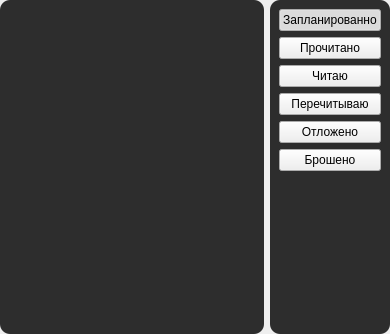
First picture: the form in data/ui/library.ui, repository brandonzorn/Nlight, before the edit.
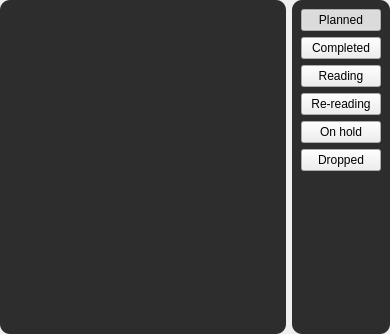
Second picture: the form after the edit.

What changed in the file:
```diff
--- a/data/ui/library.ui
+++ b/data/ui/library.ui
@@ -70,7 +70,7 @@
          <cursorShape>PointingHandCursor</cursorShape>
         </property>
         <property name="text">
-         <string>Запланированно</string>
+         <string>Planned</string>
         </property>
         <property name="checkable">
          <bool>true</bool>
@@ -89,7 +89,7 @@
          <cursorShape>PointingHandCursor</cursorShape>
         </property>
         <property name="text">
-         <string>Прочитано</string>
+         <string>Completed</string>
         </property>
         <property name="checkable">
          <bool>true</bool>
@@ -105,7 +105,7 @@
          <cursorShape>PointingHandCursor</cursorShape>
         </property>
         <property name="text">
-         <string>Читаю</string>
+         <string>Reading</string>
         </property>
         <property name="checkable">
          <bool>true</bool>
@@ -121,7 +121,7 @@
          <cursorShape>PointingHandCursor</cursorShape>
         </property>
         <property name="text">
-         <string>Перечитываю</string>
+         <string>Re-reading</string>
         </property>
         <property name="checkable">
          <bool>true</bool>
@@ -137,7 +137,7 @@
          <cursorShape>PointingHandCursor</cursorShape>
         </property>
         <property name="text">
-         <string>Отложено</string>
+         <string>On hold</string>
         </property>
         <property name="checkable">
          <bool>true</bool>
@@ -153,7 +153,7 @@
          <cursorShape>PointingHandCursor</cursorShape>
         </property>
         <property name="text">
-         <string>Брошено</string>
+         <string>Dropped</string>
         </property>
         <property name="checkable">
          <bool>true</bool>
```
Left out of the diff: 2 changed lines with no effect on the pictures.
